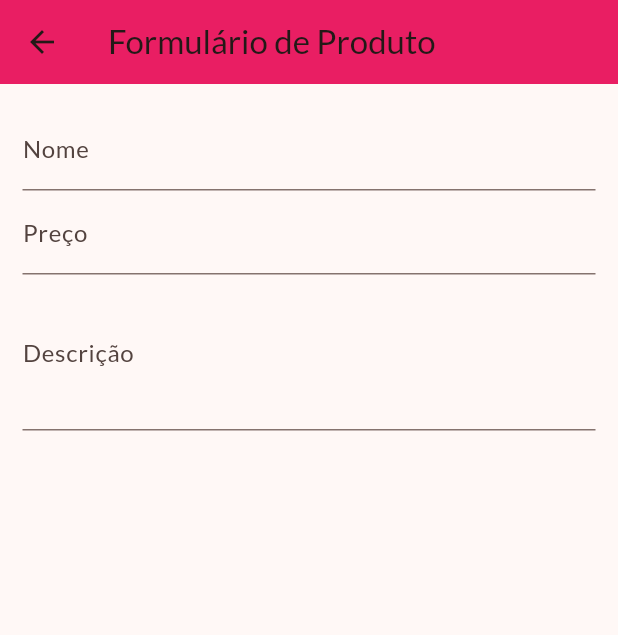
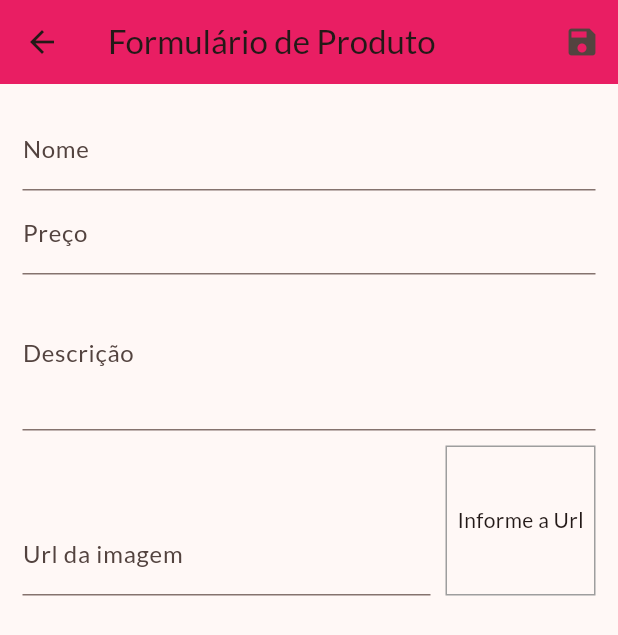
Before and after one commit to maxcielOliv/flutter_shop, a Flutter app: the ProductFormPage screen opened by its route, on a phone screen of 412 x 824 dp. Shown: the top 635 px of the screen. Run offline on Flutter 3.47's test engine with Material 3 defaults, Android fonts, the phone set to English and light mode, and no system bars; network calls fail.

Commit message:
form produto

```diff
--- a/lib/src/app.dart
+++ b/lib/src/app.dart
@@ -41,8 +41,8 @@ class App extends StatelessWidget {
           textTheme: const TextTheme(
             titleMedium: TextStyle(color: Colors.white),
           ),
-          appBarTheme: AppBarTheme(color: Colors.white),
-          iconTheme: IconThemeData(color: Colors.white),
+          appBarTheme: const AppBarTheme(color: Colors.white),
+          iconTheme: const IconThemeData(color: Colors.white),
         ),
         routes: {
           AppRoutes.home: (context) => const ProductOverviewPage(),
--- a/lib/src/data/models/order_list.dart
+++ b/lib/src/data/models/order_list.dart
@@ -5,7 +5,7 @@ import 'package:flutter_shop/src/data/models/cart.dart';
 import 'package:flutter_shop/src/data/models/order.dart';
 
 class OrderList with ChangeNotifier {
-  List<Order> _items = [];
+  final List<Order> _items = [];
 
   List<Order> get items {
     return [..._items];
--- a/lib/src/ui/pages/product_form_page.dart
+++ b/lib/src/ui/pages/product_form_page.dart
@@ -1,4 +1,7 @@
+import 'dart:math';
+
 import 'package:flutter/material.dart';
+import 'package:flutter_shop/src/data/models/product.dart';
 
 class ProductFormPage extends StatefulWidget {
   const ProductFormPage({super.key});
@@ -8,9 +11,41 @@ class ProductFormPage extends StatefulWidget {
 }
 
 class _ProductFormPageState extends State<ProductFormPage> {
+  final priceFocus = FocusNode();
+  final descriptionFocus = FocusNode();
+  final imageUrlFocus = FocusNode();
+  final imageUrlController = TextEditingController();
+
+  final formKey = GlobalKey<FormState>();
+  final formData = <String, Object>{};
+
+  @override
+  void initState() {
+    super.initState();
+    imageUrlController.addListener(updateImage);
+  }
+
   @override
   void dispose() {
     super.dispose();
+    priceFocus.dispose();
+    descriptionFocus.dispose();
+    imageUrlFocus.removeListener(updateImage);
+    imageUrlFocus.dispose();
+  }
+
+  void updateImage() {
+    setState(() {});
+  }
+
+  void submitForm() {
+    formKey.currentState?.save();
+    final newProduct = Product(
+        id: Random().nextDouble().toString(),
+        name: formData['name'] as String,
+        description: formData['description'] as String,
+        price: formData['price'] as double,
+        imageUrl: formData['imageUrl'] as String);
   }
 
   @override
@@ -19,26 +54,78 @@ class _ProductFormPageState extends State<ProductFormPage> {
       appBar: AppBar(
         backgroundColor: Theme.of(context).primaryColor,
         title: const Text('Formulário de Produto'),
+        actions: [
+          IconButton(
+            onPressed: () => submitForm(),
+            icon: const Icon(Icons.save),
+          ),
+        ],
       ),
       body: Padding(
         padding: const EdgeInsets.all(15),
         child: Form(
+          key: formKey,
           child: ListView(
             children: [
               TextFormField(
                 decoration: const InputDecoration(labelText: 'Nome'),
                 textInputAction: TextInputAction.next,
+                onSaved: (name) => formData['name'] = name ?? '',
               ),
               TextFormField(
                 decoration: const InputDecoration(labelText: 'Preço'),
                 textInputAction: TextInputAction.next,
                 keyboardType: TextInputType.number,
+                focusNode: priceFocus,
+                onSaved: (price) =>
+                    formData['price'] = double.parse(price as String),
               ),
               TextFormField(
-                decoration: const InputDecoration(labelText: 'Descrição'),
-                textInputAction: TextInputAction.next,
-                keyboardType: TextInputType.multiline,
-                maxLines: 3,
+                  decoration: const InputDecoration(labelText: 'Descrição'),
+                  textInputAction: TextInputAction.next,
+                  keyboardType: TextInputType.multiline,
+                  focusNode: descriptionFocus,
+                  maxLines: 3,
+                  onSaved: (description) =>
+                      formData['description'] = description ?? ''),
+              Row(
+                crossAxisAlignment: CrossAxisAlignment.end,
+                children: [
+                  Expanded(
+                    child: TextFormField(
+                      controller: imageUrlController,
+                      decoration:
+                          const InputDecoration(labelText: 'Url da imagem'),
+                      textInputAction: TextInputAction.done,
+                      keyboardType: TextInputType.url,
+                      focusNode: imageUrlFocus,
+                      onSaved: (imageUrl) =>
+                          formData['imageUrl'] = imageUrl ?? '',
+                      onFieldSubmitted: (context) => submitForm(),
+                    ),
+                  ),
+                  Container(
+                    height: 100,
+                    width: 100,
+                    margin: const EdgeInsets.only(
+                      top: 10,
+                      left: 10,
+                    ),
+                    decoration: BoxDecoration(
+                      border: Border.all(
+                        color: Colors.grey,
+                        width: 1,
+                      ),
+                    ),
+                    alignment: Alignment.center,
+                    child: imageUrlController.text.isEmpty
+                        ? const Text('Informe a Url')
+                        : FittedBox(
+                            fit: BoxFit.cover,
+                            child: Image.network(imageUrlController.text),
+                          ),
+                  ),
+                ],
               ),
             ],
           ),
--- a/lib/src/ui/pages/product_item.dart
+++ b/lib/src/ui/pages/product_item.dart
@@ -12,7 +12,7 @@ class ProductItem extends StatelessWidget {
         backgroundImage: NetworkImage(product.imageUrl),
       ),
       title: Text(product.name),
-      trailing: Container(
+      trailing: SizedBox(
         width: 100,
         child: Row(
           children: [
--- a/lib/src/ui/pages/product_overview_page.dart
+++ b/lib/src/ui/pages/product_overview_page.dart
@@ -71,7 +71,7 @@ class _ProductOverviewPageState extends State<ProductOverviewPage> {
       body: ProductGrid(
         showFavoriteOnly: showFavoriteOnly,
       ),
-      drawer: AppDrawer(),
+      drawer: const AppDrawer(),
     );
   }
 }
```
Also changed, not shown: lib/src/ui/widgets/app_drawer.dart (+8 -8 lines).
